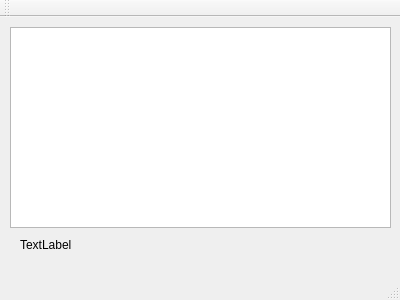
Above: myFTP/mainwindow.ui from baby7305/QtCreatorQuickStart3 before the change. Below: the same form after it.
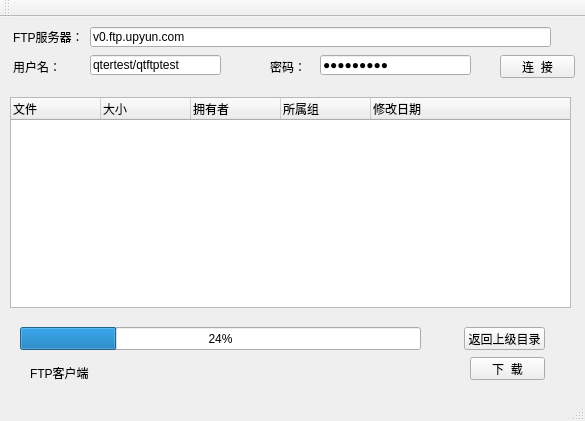
That is the form after the change.

```diff
--- a/myFTP/mainwindow.ui
+++ b/myFTP/mainwindow.ui
@@ -6,35 +6,220 @@
    <rect>
     <x>0</x>
     <y>0</y>
-    <width>400</width>
-    <height>300</height>
+    <width>585</width>
+    <height>421</height>
    </rect>
   </property>
   <property name="windowTitle">
    <string>MainWindow</string>
   </property>
   <widget class="QWidget" name="centralWidget">
-   <widget class="QTextBrowser" name="textBrowser">
-    <property name="geometry">
-     <rect>
-      <x>10</x>
-      <y>10</y>
-      <width>381</width>
-      <height>201</height>
-     </rect>
-    </property>
-   </widget>
    <widget class="QLabel" name="label">
     <property name="geometry">
      <rect>
+      <x>30</x>
+      <y>335</y>
+      <width>401</width>
+      <height>41</height>
+     </rect>
+    </property>
+    <property name="text">
+     <string>FTP客户端</string>
+    </property>
+   </widget>
+   <widget class="QLabel" name="label_2">
+    <property name="geometry">
+     <rect>
+      <x>13</x>
+      <y>10</y>
+      <width>71</width>
+      <height>20</height>
+     </rect>
+    </property>
+    <property name="text">
+     <string>FTP服务器：</string>
+    </property>
+   </widget>
+   <widget class="QLabel" name="label_3">
+    <property name="geometry">
+     <rect>
+      <x>13</x>
+      <y>40</y>
+      <width>71</width>
+      <height>20</height>
+     </rect>
+    </property>
+    <property name="text">
+     <string>用户名：</string>
+    </property>
+   </widget>
+   <widget class="QLabel" name="label_4">
+    <property name="geometry">
+     <rect>
+      <x>270</x>
+      <y>40</y>
+      <width>54</width>
+      <height>20</height>
+     </rect>
+    </property>
+    <property name="text">
+     <string>密码：</string>
+    </property>
+   </widget>
+   <widget class="QPushButton" name="connectButton">
+    <property name="geometry">
+     <rect>
+      <x>500</x>
+      <y>38</y>
+      <width>75</width>
+      <height>23</height>
+     </rect>
+    </property>
+    <property name="text">
+     <string>连  接</string>
+    </property>
+   </widget>
+   <widget class="QTreeWidget" name="fileList">
+    <property name="geometry">
+     <rect>
+      <x>10</x>
+      <y>80</y>
+      <width>561</width>
+      <height>211</height>
+     </rect>
+    </property>
+    <property name="animated">
+     <bool>false</bool>
+    </property>
+    <attribute name="headerCascadingSectionResizes">
+     <bool>false</bool>
+    </attribute>
+    <attribute name="headerDefaultSectionSize">
+     <number>90</number>
+    </attribute>
+    <attribute name="headerHighlightSections">
+     <bool>false</bool>
+    </attribute>
+    <attribute name="headerMinimumSectionSize">
+     <number>25</number>
+    </attribute>
+    <column>
+     <property name="text">
+      <string>文件</string>
+     </property>
+    </column>
+    <column>
+     <property name="text">
+      <string>大小</string>
+     </property>
+    </column>
+    <column>
+     <property name="text">
+      <string>拥有者</string>
+     </property>
+    </column>
+    <column>
+     <property name="text">
+      <string>所属组</string>
+     </property>
+    </column>
+    <column>
+     <property name="text">
+      <string>修改日期</string>
+     </property>
+    </column>
+   </widget>
+   <widget class="QProgressBar" name="progressBar">
+    <property name="geometry">
+     <rect>
       <x>20</x>
-      <y>220</y>
-      <width>361</width>
-      <height>16</height>
+      <y>310</y>
+      <width>401</width>
+      <height>23</height>
      </rect>
     </property>
+    <property name="value">
+     <number>24</number>
+    </property>
+   </widget>
+   <widget class="QPushButton" name="cdToParentButton">
+    <property name="geometry">
+     <rect>
+      <x>464</x>
+      <y>310</y>
+      <width>81</width>
+      <height>23</height>
+     </rect>
+    </property>
     <property name="text">
-     <string>TextLabel</string>
+     <string>返回上级目录</string>
+    </property>
+   </widget>
+   <widget class="QPushButton" name="downloadButton">
+    <property name="geometry">
+     <rect>
+      <x>470</x>
+      <y>340</y>
+      <width>75</width>
+      <height>23</height>
+     </rect>
+    </property>
+    <property name="text">
+     <string>下  载</string>
+    </property>
+   </widget>
+   <widget class="QLineEdit" name="ftpServerLineEdit">
+    <property name="geometry">
+     <rect>
+      <x>90</x>
+      <y>10</y>
+      <width>461</width>
+      <height>20</height>
+     </rect>
+    </property>
+    <property name="text">
+     <string>v0.ftp.upyun.com</string>
+    </property>
+    <property name="placeholderText">
+     <string>请输入服务器地址</string>
+    </property>
+   </widget>
+   <widget class="QLineEdit" name="userNameLineEdit">
+    <property name="geometry">
+     <rect>
+      <x>90</x>
+      <y>38</y>
+      <width>131</width>
+      <height>20</height>
+     </rect>
+    </property>
+    <property name="toolTip">
+     <string>默认用户名请使用：anonymous ，此时密码任意</string>
+    </property>
+    <property name="text">
+     <string>qtertest/qtftptest</string>
+    </property>
+    <property name="placeholderText">
+     <string>请输入用户名</string>
+    </property>
+   </widget>
+   <widget class="QLineEdit" name="passWordLineEdit">
+    <property name="geometry">
+     <rect>
+      <x>320</x>
+      <y>38</y>
+      <width>151</width>
+      <height>20</height>
+     </rect>
+    </property>
+    <property name="text">
+     <string>pwd123456</string>
+    </property>
+    <property name="echoMode">
+     <enum>QLineEdit::Password</enum>
+    </property>
+    <property name="placeholderText">
+     <string>请输入密码</string>
     </property>
    </widget>
   </widget>
```
Left out of the diff: 2 changed lines with no effect on the pictures.
